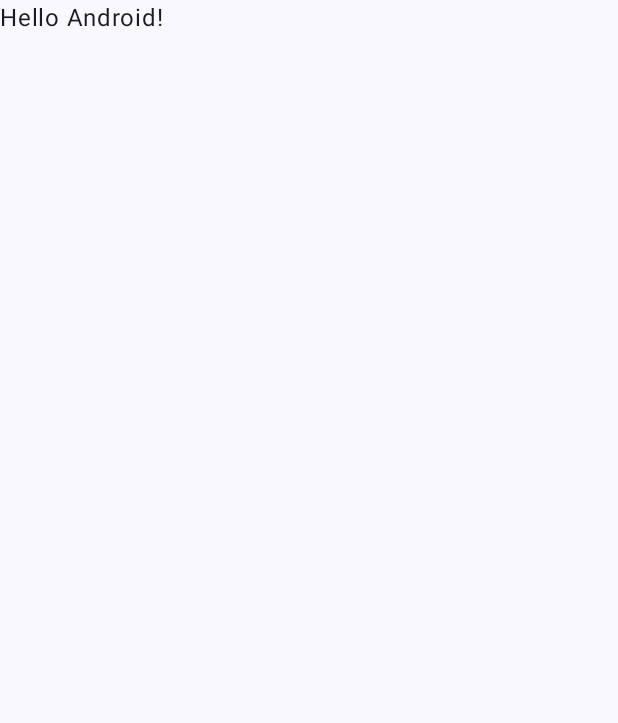
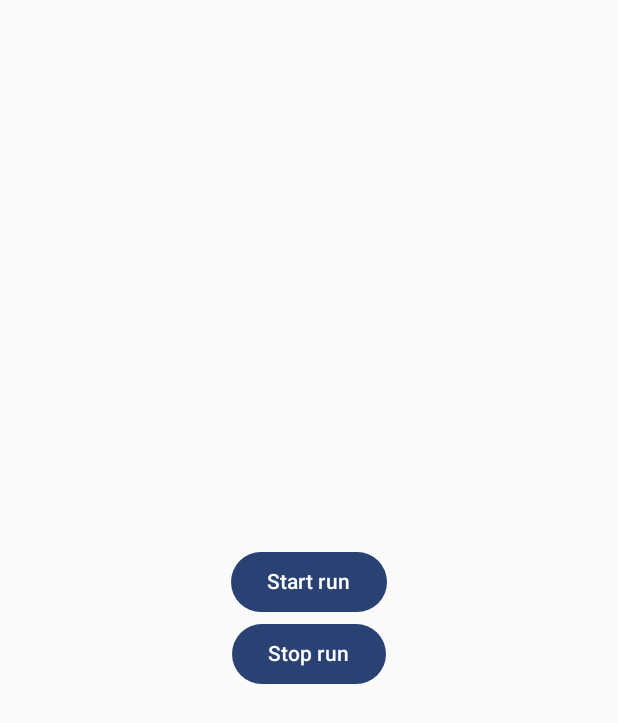
Before and after one commit to karthik-r14/ProPeersMentorship, an Android app built with Jetpack Compose: the screen it shows after launch (MainActivity), on a phone screen of 412 x 824 dp. Before the commit the part shown is almost empty. Shown: the top 723 px of the screen. Run offline under Robolectric (Android 15) with nearby library versions, the phone set to English and light mode, and no system bars.

Commit message:
Create Foreground service.

```diff
--- a/app/src/main/java/com/mobileassistant/propeersmentorship/MainActivity.kt
+++ b/app/src/main/java/com/mobileassistant/propeersmentorship/MainActivity.kt
@@ -1,29 +1,60 @@
 package com.mobileassistant.propeersmentorship
 
+import android.Manifest
+import android.content.Intent
+import android.os.Build
 import android.os.Bundle
 import androidx.activity.ComponentActivity
 import androidx.activity.compose.setContent
 import androidx.activity.enableEdgeToEdge
+import androidx.compose.foundation.layout.Arrangement
+import androidx.compose.foundation.layout.Column
 import androidx.compose.foundation.layout.fillMaxSize
-import androidx.compose.foundation.layout.padding
-import androidx.compose.material3.Scaffold
+import androidx.compose.material3.Button
 import androidx.compose.material3.Text
 import androidx.compose.runtime.Composable
+import androidx.compose.ui.Alignment
 import androidx.compose.ui.Modifier
 import androidx.compose.ui.tooling.preview.Preview
+import androidx.core.app.ActivityCompat
 import com.mobileassistant.propeersmentorship.ui.theme.ProPeersMentorshipTheme
 
 class MainActivity : ComponentActivity() {
     override fun onCreate(savedInstanceState: Bundle?) {
         super.onCreate(savedInstanceState)
+        if (Build.VERSION.SDK_INT >= Build.VERSION_CODES.TIRAMISU) {
+            ActivityCompat.requestPermissions(
+                this,
+                arrayOf(Manifest.permission.POST_NOTIFICATIONS),
+                0
+            )
+        }
+
         enableEdgeToEdge()
         setContent {
             ProPeersMentorshipTheme {
-                Scaffold(modifier = Modifier.fillMaxSize()) { innerPadding ->
-                    Greeting(
-                        name = "Android",
-                        modifier = Modifier.padding(innerPadding)
-                    )
+                Column(
+                    modifier = Modifier.fillMaxSize(),
+                    verticalArrangement = Arrangement.Center,
+                    horizontalAlignment = Alignment.CenterHorizontally
+                ) {
+                    Button(onClick = {
+                        Intent(applicationContext, RunningService::class.java).also {
+                            it.action = RunningService.Actions.START.toString()
+                            startService(it)
+                        }
+                    }) {
+                        Text(text = "Start run")
+                    }
+
+                    Button(onClick = {
+                        Intent(applicationContext, RunningService::class.java).also {
+                            it.action = RunningService.Actions.STOP.toString()
+                            startService(it)
+                        }
+                    }) {
+                        Text(text = "Stop run")
+                    }
                 }
             }
         }
--- /dev/null
+++ b/app/src/main/java/com/mobileassistant/propeersmentorship/RunningApp.kt
@@ -0,0 +1,23 @@
+package com.mobileassistant.propeersmentorship
+
+import android.app.Application
+import android.app.NotificationChannel
+import android.app.NotificationManager
+import android.content.Context
+import android.os.Build
+
+class RunningApp : Application() {
+    override fun onCreate() {
+        super.onCreate()
+
+        if (Build.VERSION.SDK_INT >= Build.VERSION_CODES.O) {
+            val channel = NotificationChannel(
+                "running_channel", "Running Notifications", NotificationManager.IMPORTANCE_HIGH
+            )
+
+            val notificationManager =
+                getSystemService(Context.NOTIFICATION_SERVICE) as NotificationManager
+            notificationManager.createNotificationChannel(channel)
+        }
+    }
+}
```
Also changed, not shown: app/src/main/AndroidManifest.xml (+11 -0 lines), app/src/main/java/com/mobileassistant/propeersmentorship/RunningService.kt (added, +33 -0 lines).
